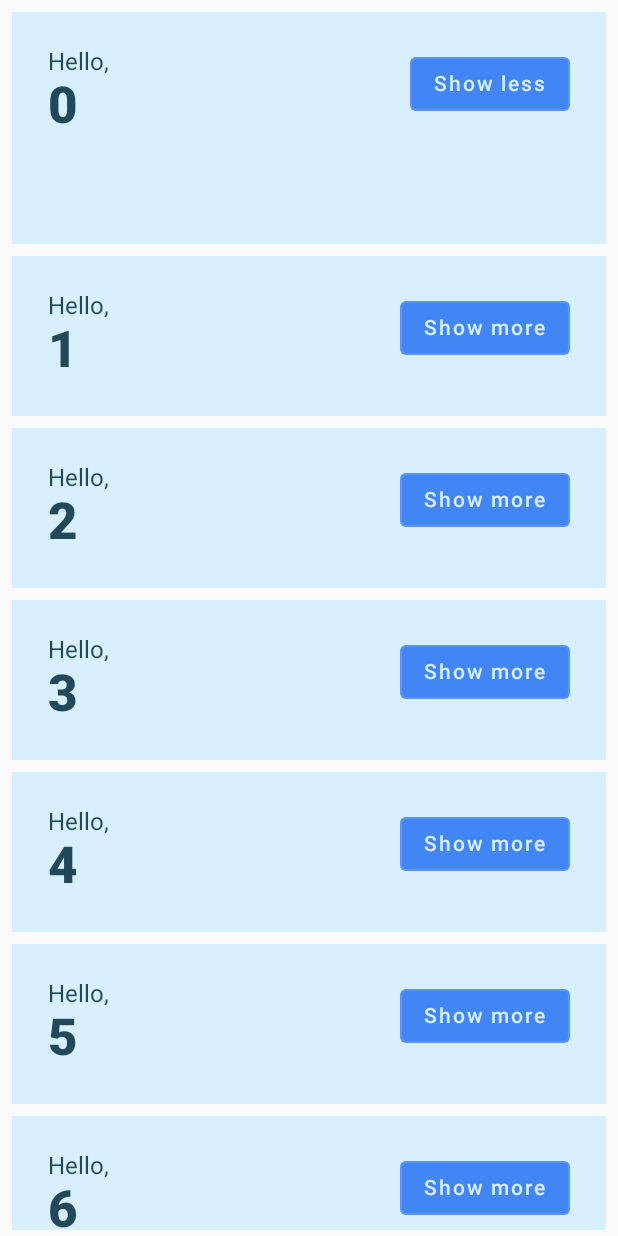
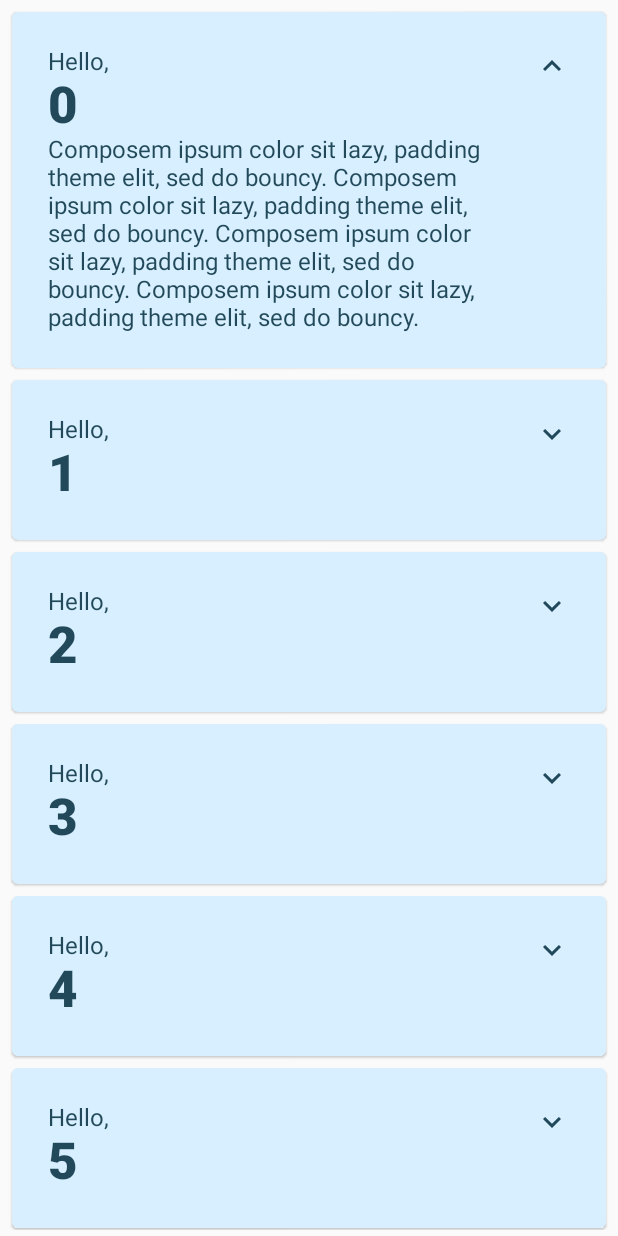
Before and after one commit to htl-leonding/jetpack-compose-pathway, an Android app built with Jetpack Compose: the screen it shows after launch (MainActivity), after a tap on "Show more", on a phone screen of 412 x 824 dp. Run offline under Robolectric (Android 15) with nearby library versions, the phone set to English and light mode, and no system bars; 1 other tap on this screen came first.

Commit message:
stuetz - basic codelab - 13 - extended icons

```diff
--- a/basics-codelab/app/build.gradle
+++ b/basics-codelab/app/build.gradle
@@ -48,9 +48,10 @@ android {
 
 dependencies {
 
+    implementation "androidx.compose.material:material-icons-extended:$compose_ui_version"
     implementation 'androidx.core:core-ktx:1.7.0'
-    implementation 'androidx.lifecycle:lifecycle-runtime-ktx:2.3.1'
-    implementation 'androidx.activity:activity-compose:1.3.1'
+    implementation 'androidx.lifecycle:lifecycle-runtime-ktx:2.4.1'
+    implementation 'androidx.activity:activity-compose:1.4.0'
     implementation "androidx.compose.ui:ui:$compose_ui_version"
     implementation "androidx.compose.ui:ui-tooling-preview:$compose_ui_version"
     implementation 'androidx.compose.material:material:1.1.1'
--- a/basics-codelab/app/src/main/java/at/htl/basiccodelab/MainActivity.kt
+++ b/basics-codelab/app/src/main/java/at/htl/basiccodelab/MainActivity.kt
@@ -4,6 +4,7 @@ import android.content.res.Configuration.UI_MODE_NIGHT_YES
 import android.os.Bundle
 import androidx.activity.ComponentActivity
 import androidx.activity.compose.setContent
+import androidx.compose.animation.animateContentSize
 import androidx.compose.animation.core.Spring
 import androidx.compose.animation.core.animateDpAsState
 import androidx.compose.animation.core.spring
@@ -11,10 +12,14 @@ import androidx.compose.foundation.layout.*
 import androidx.compose.foundation.lazy.LazyColumn
 import androidx.compose.foundation.lazy.items
 import androidx.compose.material.*
+import androidx.compose.material.icons.Icons.Filled
+import androidx.compose.material.icons.filled.ExpandLess
+import androidx.compose.material.icons.filled.ExpandMore
 import androidx.compose.runtime.*
 import androidx.compose.runtime.saveable.rememberSaveable
 import androidx.compose.ui.Alignment
 import androidx.compose.ui.Modifier
+import androidx.compose.ui.res.stringResource
 import androidx.compose.ui.text.font.FontWeight
 import androidx.compose.ui.tooling.preview.Preview
 import androidx.compose.ui.unit.dp
@@ -47,68 +52,6 @@ fun MyApp() {
 
 
 @Composable
-private fun Greetings(names: List<String> = List(1000) {"$it"}) {
-    LazyColumn(modifier = Modifier.padding(vertical = 4.dp)) {
-        for (name in names) {
-            items(items = names) {
-            name -> Greeting(name = name)
-            }
-        }
-    }
-}
-
-
-
-
-@Composable
-private fun Greeting(name: String) {
-
-    var expanded by remember { mutableStateOf(false) }
-
-    val extraPadding by animateDpAsState(
-        if (expanded) 48.dp else 0.dp,
-        animationSpec = spring(
-            dampingRatio = Spring.DampingRatioMediumBouncy,
-            stiffness = Spring.StiffnessLow
-        )
-    )
-
-    Surface(
-        color = MaterialTheme.colors.primary,
-        modifier = Modifier.padding(vertical = 4.dp, horizontal = 8.dp)
-    ) {
-        Row(modifier = Modifier.padding(24.dp)) {
-            Column(modifier = Modifier
-                .weight(1f)
-                .padding(bottom = extraPadding)
-            ) {
-                Text(text = "Hello, ")
-                Text(text = name, style = MaterialTheme.typography.h4.copy(
-                    fontWeight = FontWeight.ExtraBold
-                ))
-            }
-            OutlinedButton(
-                onClick = { expanded = !expanded }
-            ) {
-                Text(if (expanded) "Show less" else "Show more")
-            }
-
-        }
-    }
-}
-
-
-//@Preview(showBackground = true, widthDp = 320)
-//@Composable
-//fun DefaultPreview() {
-//    BasicCodelabTheme {
-//        MyApp()
-//    }
-//}
-
-
-
-@Composable
 fun OnboardingScreen(onContinueClicked: () -> Unit) {
     // TODO: This state should be hoisted
     //val shouldShowOnboarding = remember { mutableStateOf(true) }
@@ -131,6 +74,86 @@ fun OnboardingScreen(onContinueClicked: () -> Unit) {
 }
 
 
+
+@Composable
+private fun Greetings(names: List<String> = List(1000) {"$it"}) {
+    LazyColumn(modifier = Modifier.padding(vertical = 4.dp)) {
+        for (name in names) {
+            items(items = names) {
+            name -> Greeting(name = name)
+            }
+        }
+    }
+}
+
+
+@Composable
+private fun Greeting(name: String) {
+    Card(
+        backgroundColor = MaterialTheme.colors.primary,
+        modifier = Modifier.padding(vertical = 4.dp, horizontal = 8.dp)
+    ) {
+        CardContent(name)
+    }
+}
+
+@Composable
+private fun CardContent(name: String) {
+    var expanded by remember { mutableStateOf(false) }
+
+    Row(
+        modifier = Modifier
+            .padding(12.dp)
+            .animateContentSize(
+                animationSpec = spring(
+                    dampingRatio = Spring.DampingRatioMediumBouncy,
+                    stiffness = Spring.StiffnessLow
+                )
+            )
+    ) {
+        Column(
+            modifier = Modifier
+                .weight(1f)
+                .padding(12.dp)
+        ) {
+            Text(text = "Hello, ")
+            Text(
+                text = name,
+                style = MaterialTheme.typography.h4.copy(
+                    fontWeight = FontWeight.ExtraBold
+                )
+            )
+            if (expanded) {
+                Text(
+                    text = ("Composem ipsum color sit lazy, " +
+                            "padding theme elit, sed do bouncy. ").repeat(4),
+                )
+            }
+        }
+        IconButton(onClick = { expanded = !expanded }) {
+            Icon(
+                imageVector = if (expanded) Filled.ExpandLess else Filled.ExpandMore,
+                contentDescription = if (expanded) {
+                    stringResource(R.string.show_less)
+                } else {
+                    stringResource(R.string.show_more)
+                }
+
+            )
+        }
+    }
+}
+
+
+//@Preview(showBackground = true, widthDp = 320)
+//@Composable
+//fun DefaultPreview() {
+//    BasicCodelabTheme {
+//        MyApp()
+//    }
+//}
+
+
 @Preview(
     showBackground = true,
     widthDp = 320,
@@ -144,3 +167,10 @@ fun DefaultPreview() {
         Greetings()
     }
 }
+@Preview(showBackground = true, widthDp = 320, heightDp = 320)
+@Composable
+fun OnboardingPreview() {
+    BasicCodelabTheme {
+        OnboardingScreen(onContinueClicked = {})
+    }
+}
--- a/basics-codelab/app/src/main/res/values/strings.xml
+++ b/basics-codelab/app/src/main/res/values/strings.xml
@@ -1,3 +1,5 @@
 <resources>
     <string name="app_name">Basic Codelab</string>
+    <string name="show_less">Show less</string>
+    <string name="show_more">Show more</string>
 </resources>
```
